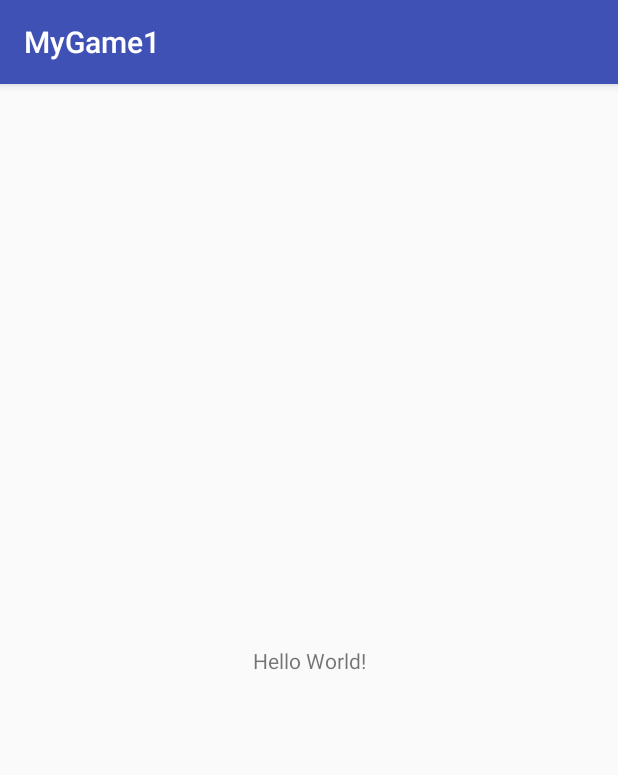
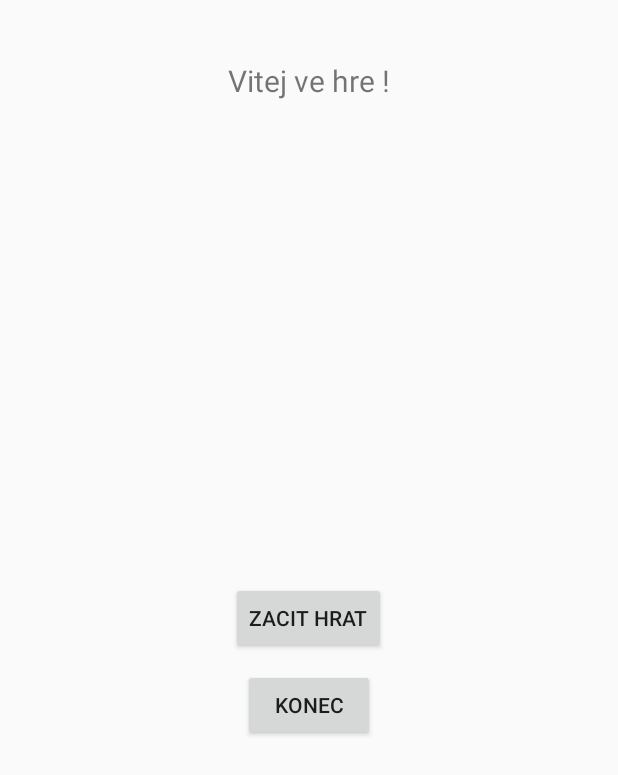
Before and after one commit to LucieTesarova/GameElf, an Android app: the screen it shows after launch (MainActivity), on a phone screen of 412 x 824 dp. Shown: the top 775 px of the screen. Run offline under Robolectric (Android 15) with nearby library versions, the phone set to English and light mode, and no system bars.

Commit message:
create testing layout activity_main

```diff
--- a/app/build.gradle
+++ b/app/build.gradle
@@ -20,7 +20,7 @@ android {
 
 dependencies {
     implementation fileTree(dir: 'libs', include: ['*.jar'])
-    implementation 'com.android.support:appcompat-v7:28.0.0-rc02'
+    implementation 'com.android.support:appcompat-v7:28.0.0-alpha1'
     implementation 'com.android.support.constraint:constraint-layout:1.1.3'
     testImplementation 'junit:junit:4.12'
     androidTestImplementation 'com.android.support.test:runner:1.0.2'
--- a/app/src/main/AndroidManifest.xml
+++ b/app/src/main/AndroidManifest.xml
@@ -4,10 +4,7 @@
 
     <application
         android:allowBackup="true"
-        android:icon="@mipmap/ic_launcher"
         android:label="@string/app_name"
-        android:roundIcon="@mipmap/ic_launcher_round"
-        android:supportsRtl="true"
         android:theme="@style/AppTheme">
         <activity android:name=".MainActivity">
             <intent-filter>
--- a/app/src/main/java/com/example/lucie/mygame1/MainActivity.java
+++ b/app/src/main/java/com/example/lucie/mygame1/MainActivity.java
@@ -1,9 +1,10 @@
 package com.example.lucie.mygame1;
 
+import android.app.Activity;
 import android.support.v7.app.AppCompatActivity;
 import android.os.Bundle;
 
-public class MainActivity extends AppCompatActivity {
+public class MainActivity extends Activity {
 
     @Override
     protected void onCreate(Bundle savedInstanceState) {
--- a/app/src/main/res/layout/activity_main.xml
+++ b/app/src/main/res/layout/activity_main.xml
@@ -1,6 +1,5 @@
 <?xml version="1.0" encoding="utf-8"?>
-<android.support.constraint.ConstraintLayout xmlns:android="http://schemas.android.com/apk/res/android"
-    xmlns:app="http://schemas.android.com/apk/res-auto"
+<RelativeLayout xmlns:android="http://schemas.android.com/apk/res/android"
     xmlns:tools="http://schemas.android.com/tools"
     android:layout_width="match_parent"
     android:layout_height="match_parent"
@@ -9,10 +8,26 @@
     <TextView
         android:layout_width="wrap_content"
         android:layout_height="wrap_content"
-        android:text="Hello World!"
-        app:layout_constraintBottom_toBottomOf="parent"
-        app:layout_constraintLeft_toLeftOf="parent"
-        app:layout_constraintRight_toRightOf="parent"
-        app:layout_constraintTop_toTopOf="parent" />
+        android:layout_centerHorizontal="true"
+        android:layout_marginTop="40dp"
+        android:text="@string/vitejvehre"
+        android:textSize="20sp"
+        />
 
-</android.support.constraint.ConstraintLayout>
+    <Button
+        android:id="@+id/buttonHrat"
+        android:layout_width="wrap_content"
+        android:layout_height="wrap_content"
+        android:text="@string/buttonhra"
+        android:layout_centerInParent="true"/>
+
+    <Button
+        android:id="@+id/buttonKonec"
+        android:layout_width="wrap_content"
+        android:layout_height="wrap_content"
+        android:layout_centerHorizontal="true"
+        android:layout_marginTop="10dp"
+        android:layout_below="@id/buttonHrat"
+        android:text="@string/buttonkonec"/>
+
+</RelativeLayout>
--- a/app/src/main/res/values/strings.xml
+++ b/app/src/main/res/values/strings.xml
@@ -1,3 +1,6 @@
 <resources>
     <string name="app_name">MyGame1</string>
+    <string name="vitejvehre">Vitej ve hre !</string>
+    <string name="buttonhra">Zacit hrat</string>
+    <string name="buttonkonec">Konec</string>
 </resources>
```
